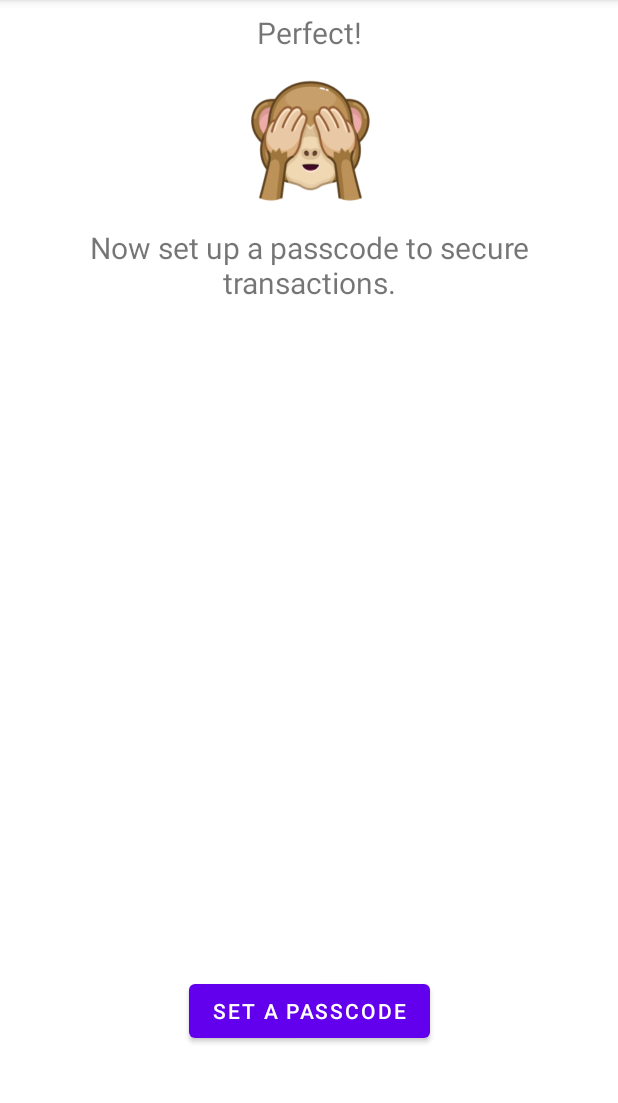
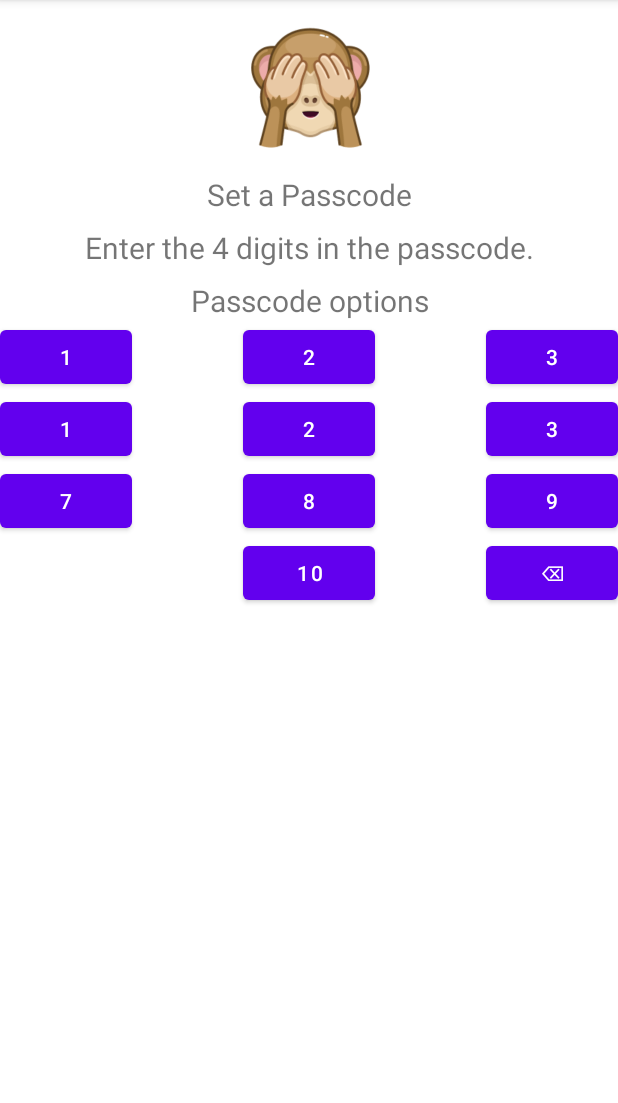
Before and after one commit to maxistar/tonwalletapp, an Android app: the AccessCodeFragment screen opened directly, with no data from a screen before it, on a phone screen of 412 x 824 dp, the part 84-1187 px from its top. Run offline under Robolectric (Android 15) with nearby library versions, the phone set to English and light mode, and no system bars.

Commit message:
new secret keyboard

```diff
--- a/app/src/main/res/layout/fragment_access_code.xml
+++ b/app/src/main/res/layout/fragment_access_code.xml
@@ -6,6 +6,21 @@
     android:layout_height="match_parent"
     tools:context=".ui.main.AccessCodeFragment">
 
+
+    <ImageView
+        android:id="@+id/fragment_central_image"
+        android:layout_width="100dp"
+        android:layout_height="100dp"
+        android:layout_marginStart="8dp"
+        android:layout_marginTop="8dp"
+        android:layout_marginEnd="8dp"
+        android:contentDescription="@string/app_name"
+        android:src="@drawable/donotwatch"
+        app:layout_constraintLeft_toLeftOf="parent"
+        app:layout_constraintRight_toRightOf="parent"
+        app:layout_constraintTop_toTopOf="parent"
+        tools:src="@drawable/donotwatch" />
+
     <TextView
         android:id="@+id/ton_wallet_title"
         android:layout_width="match_parent"
@@ -13,32 +28,11 @@
         android:layout_marginStart="8dp"
         android:layout_marginTop="8dp"
         android:layout_marginEnd="8dp"
+        android:text="@string/access_code_title"
         android:textAlignment="center"
-        app:layout_constraintTop_toTopOf="parent"
         android:textSize="20sp"
-        android:text="@string/success_screen_title"
+        app:layout_constraintTop_toBottomOf="@id/fragment_central_image"
         />
-
-    <LinearLayout
-        android:id="@+id/ton_image_layout"
-        android:layout_width="wrap_content"
-        android:layout_height="wrap_content"
-        android:layout_marginStart="8dp"
-        android:layout_marginTop="8dp"
-        android:layout_marginEnd="8dp"
-        app:layout_constraintLeft_toLeftOf="parent"
-        app:layout_constraintRight_toRightOf="parent"
-        app:layout_constraintTop_toBottomOf="@id/ton_wallet_title"
-        >
-        <ImageView
-            android:id="@+id/ton_wallet_logo"
-            android:layout_width="100dp"
-            android:layout_height="100dp"
-            tools:src="@drawable/donotwatch"
-            android:src="@drawable/donotwatch"
-            android:contentDescription="@string/app_name" />
-    </LinearLayout>
-
 
     <TextView
         android:id="@+id/ton_wallet_description"
@@ -47,19 +41,120 @@
         android:layout_marginStart="8dp"
         android:layout_marginTop="8dp"
         android:layout_marginEnd="8dp"
+        android:text="@string/access_code_enter_invitation"
         android:textAlignment="center"
         android:textSize="20sp"
-        android:text="@string/success_screen_text"
-        app:layout_constraintTop_toBottomOf="@id/ton_image_layout" />
+        app:layout_constraintTop_toBottomOf="@id/ton_wallet_title" />
+
+    <TextView
+        android:id="@+id/access_code_options_text"
+        android:layout_width="match_parent"
+        android:layout_height="wrap_content"
+        android:layout_marginStart="8dp"
+        android:layout_marginTop="8dp"
+        android:layout_marginEnd="8dp"
+        android:text="@string/access_code_options"
+        android:textAlignment="center"
+        android:textSize="20sp"
+        app:layout_constraintTop_toBottomOf="@id/ton_wallet_description" />
+
 
     <Button
-        android:id="@+id/button"
+        app:layout_constraintTop_toBottomOf="@id/access_code_options_text"
+        app:layout_constraintLeft_toLeftOf="parent"
+        android:id="@+id/access_code_button_1"
+        android:text="@string/access_code_number_1"
         android:layout_width="wrap_content"
         android:layout_height="wrap_content"
-        android:text="@string/success_screen_button"
+        />
+    <Button
+        app:layout_constraintTop_toBottomOf="@id/access_code_options_text"
+        android:id="@+id/access_code_button_2"
+        android:text="@string/access_code_number_2"
+        android:layout_width="wrap_content"
+        android:layout_height="wrap_content"
+        app:layout_constraintRight_toLeftOf="@id/access_code_button_3"
+        app:layout_constraintLeft_toRightOf="@id/access_code_button_1"
+        />
+    <Button
+        app:layout_constraintTop_toBottomOf="@id/access_code_options_text"
+        app:layout_constraintRight_toRightOf="parent"
+        android:id="@+id/access_code_button_3"
+        android:text="@string/access_code_number_3"
+        android:layout_width="wrap_content"
+        android:layout_height="wrap_content"
+        />
+
+    <Button
+        app:layout_constraintTop_toBottomOf="@id/access_code_button_1"
         app:layout_constraintLeft_toLeftOf="parent"
+        android:id="@+id/access_code_button_4"
+        android:text="@string/access_code_number_1"
+        android:layout_width="wrap_content"
+        android:layout_height="wrap_content"
+        />
+    <Button
+        app:layout_constraintTop_toBottomOf="@id/access_code_button_1"
+        android:id="@+id/access_code_button_5"
+        android:text="@string/access_code_number_2"
+        android:layout_width="wrap_content"
+        android:layout_height="wrap_content"
+        app:layout_constraintRight_toLeftOf="@id/access_code_button_3"
+        app:layout_constraintLeft_toRightOf="@id/access_code_button_1"
+        />
+    <Button
+        app:layout_constraintTop_toBottomOf="@id/access_code_button_1"
         app:layout_constraintRight_toRightOf="parent"
-        app:layout_constraintBottom_toBottomOf="parent"
-        android:layout_marginBottom="70dp"
+        android:id="@+id/access_code_button_6"
+        android:text="@string/access_code_number_3"
+        android:layout_width="wrap_content"
+        android:layout_height="wrap_content"
         />
+
+    <Button
+        app:layout_constraintTop_toBottomOf="@id/access_code_button_4"
+        app:layout_constraintLeft_toLeftOf="parent"
+        android:id="@+id/access_code_button_7"
+        android:text="@string/access_code_number_7"
+        android:layout_width="wrap_content"
+        android:layout_height="wrap_content"
+        />
+    <Button
+        app:layout_constraintTop_toBottomOf="@id/access_code_button_4"
+        android:id="@+id/access_code_button_8"
+        android:text="@string/access_code_number_8"
+        android:layout_width="wrap_content"
+        android:layout_height="wrap_content"
+        app:layout_constraintRight_toLeftOf="@id/access_code_button_3"
+        app:layout_constraintLeft_toRightOf="@id/access_code_button_1"
+        />
+    <Button
+        app:layout_constraintTop_toBottomOf="@id/access_code_button_4"
+        app:layout_constraintRight_toRightOf="parent"
+        android:id="@+id/access_code_button_9"
+        android:text="@string/access_code_number_9"
+        android:layout_width="wrap_content"
+        android:layout_height="wrap_content"
+        />
+
+
+    <Button
+        app:layout_constraintTop_toBottomOf="@id/access_code_button_7"
+        android:id="@+id/access_code_button_0"
+        android:text="@string/access_code_number_10"
+        android:layout_width="wrap_content"
+        android:layout_height="wrap_content"
+        app:layout_constraintRight_toLeftOf="@id/access_code_button_3"
+        app:layout_constraintLeft_toRightOf="@id/access_code_button_1"
+        />
+    <Button
+        app:layout_constraintTop_toBottomOf="@id/access_code_button_7"
+        app:layout_constraintRight_toRightOf="parent"
+        android:id="@+id/access_code_button_delete"
+        android:text="@string/access_code_delete"
+        android:layout_width="wrap_content"
+        android:layout_height="wrap_content"
+        />
+
+
 </androidx.constraintlayout.widget.ConstraintLayout>
--- a/app/src/main/res/values/strings.xml
+++ b/app/src/main/res/values/strings.xml
@@ -64,4 +64,19 @@ write these words down.</string>
     <!-- TODO: Remove or change this placeholder text -->
     <string name="hello_blank_fragment">Hello blank fragment</string>
 
+    <string name="access_code_title">Set a Passcode</string>
+    <string name="access_code_enter_invitation">Enter the 4 digits in the passcode.</string>
+    <string name="access_code_options">Passcode options</string>
+    <string name="access_code_number_1">1</string>
+    <string name="access_code_number_2">2</string>
+    <string name="access_code_number_3">3</string>
+    <string name="access_code_number_4">4</string>
+    <string name="access_code_number_5">5</string>
+    <string name="access_code_number_6">6</string>
+    <string name="access_code_number_7">7</string>
+    <string name="access_code_number_8">8</string>
+    <string name="access_code_number_9">9</string>
+    <string name="access_code_number_10">10</string>
+    <string name="access_code_delete">⌫</string>
+
 </resources>
```
